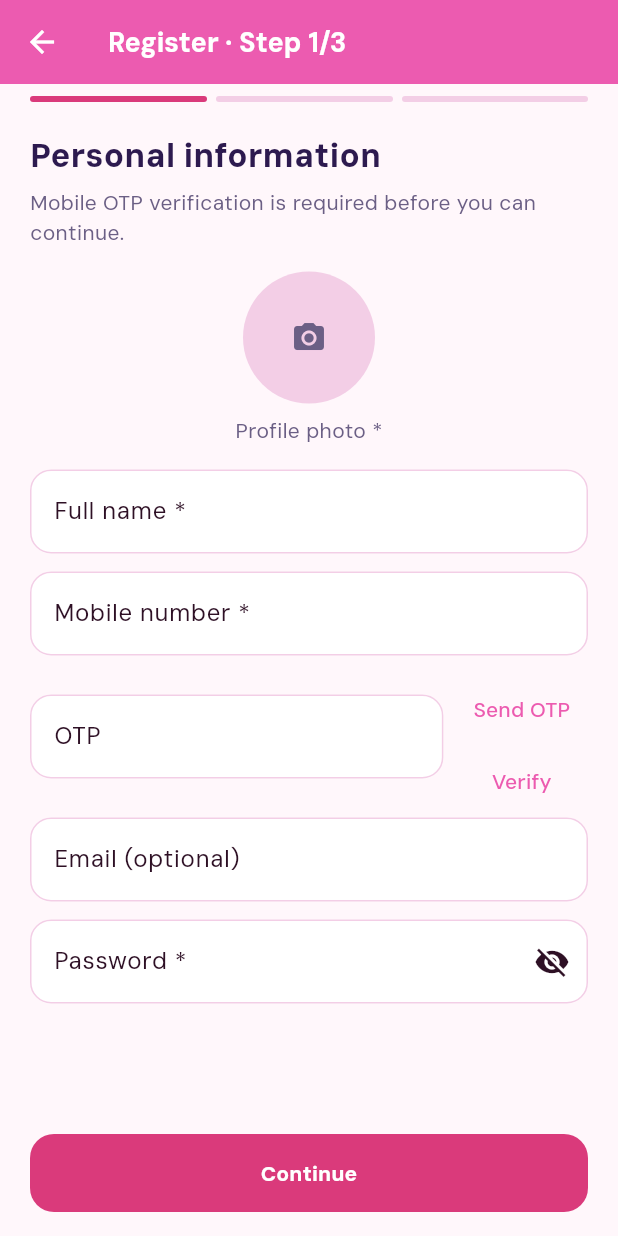
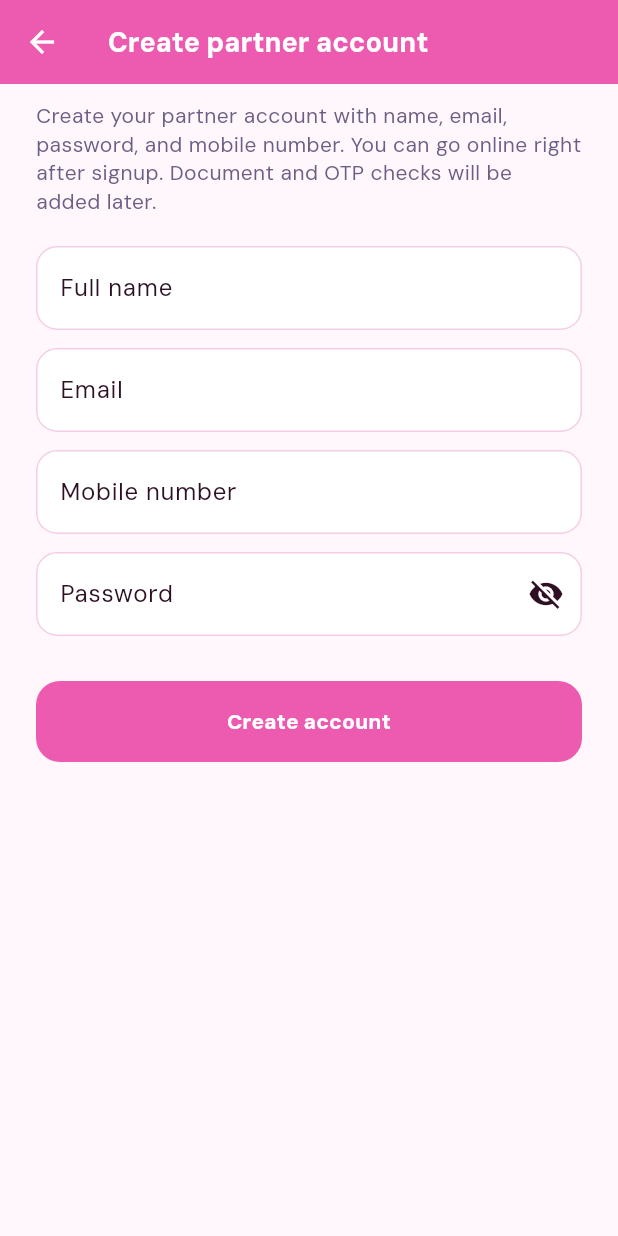
Before and after one commit to sirigunipe00/sheetal_delivery_app, a Flutter app: the screen it shows after launch, after a tap on "Register as delivery partner", on a phone screen of 412 x 824 dp. Run offline on Flutter 3.47's test engine with Material 3 defaults, Android fonts, the phone set to English and light mode, and no system bars; our stand-ins replace firebase_core, firebase_messaging, flutter_local_notifications, flutter_map, geocoding, geolocator and 3 more; missing offline and left inert: flutter_ringtone_player_plus; accounts and stored records are empty.

Commit message:
registration screen issue fixed

```diff
--- a/lib/screens/auth_screen.dart
+++ b/lib/screens/auth_screen.dart
@@ -2,7 +2,7 @@ import 'package:flutter/material.dart';
 import 'package:flutter/services.dart';
 import 'package:sheetal_driver_app/core/app_colors.dart';
 import 'package:sheetal_driver_app/core/format.dart';
-import 'package:sheetal_driver_app/screens/register_wizard_screen.dart';
+import 'package:sheetal_driver_app/screens/register_screen.dart';
 import 'package:sheetal_driver_app/state/driver_scope.dart';
 
 class AuthScreen extends StatefulWidget {
@@ -67,7 +67,7 @@ class _AuthScreenState extends State<AuthScreen> {
               ),
               const SizedBox(height: 6),
               const Text(
-                'Log in after registration. New partners must complete OTP + documents and wait for admin approval before going online.',
+                'Log in with the email and password you used to register. New partners can create an account with name, email, password, and mobile number.',
                 style: TextStyle(color: AppColors.muted, fontSize: 15, height: 1.35),
               ),
               const SizedBox(height: 28),
@@ -111,7 +111,7 @@ class _AuthScreenState extends State<AuthScreen> {
               OutlinedButton(
                 onPressed: () {
                   Navigator.of(context).push(
-                    MaterialPageRoute(builder: (_) => const RegisterWizardScreen()),
+                    MaterialPageRoute(builder: (_) => const RegisterScreen()),
                   );
                 },
                 style: OutlinedButton.styleFrom(
--- /dev/null
+++ b/lib/screens/register_screen.dart
@@ -0,0 +1,159 @@
+import 'package:flutter/material.dart';
+import 'package:sheetal_driver_app/core/app_colors.dart';
+import 'package:sheetal_driver_app/core/format.dart';
+import 'package:sheetal_driver_app/models/driver_profile.dart';
+import 'package:sheetal_driver_app/state/driver_scope.dart';
+
+class RegisterScreen extends StatefulWidget {
+  const RegisterScreen({super.key});
+
+  @override
+  State<RegisterScreen> createState() => _RegisterScreenState();
+}
+
+class _RegisterScreenState extends State<RegisterScreen> {
+  final _name = TextEditingController();
+  final _email = TextEditingController();
+  final _phone = TextEditingController();
+  final _password = TextEditingController();
+  bool _hidePassword = true;
+  String? _error;
+
+  @override
+  void dispose() {
+    _name.dispose();
+    _email.dispose();
+    _phone.dispose();
+    _password.dispose();
+    super.dispose();
+  }
+
+  Future<void> _submit() async {
+    final name = _name.text.trim();
+    final email = _email.text.trim();
+    final phone = _phone.text.replaceAll(RegExp(r'[^0-9]'), '');
+    final password = _password.text;
+    String? error;
+    if (name.length < 2) {
+      error = 'Enter your full name.';
+    } else if (!email.contains('@') || !email.contains('.')) {
+      error = 'Enter a valid email.';
+    } else if (phone.length < 10) {
+      error = 'Enter a valid 10-digit mobile number.';
+    } else if (password.length < 6) {
+      error = 'Password must be at least 6 characters.';
+    }
+    setState(() => _error = error);
+    if (error != null) return;
+
+    final draft = DriverRegistrationDraft()
+      ..fullName = name
+      ..email = email
+      ..phone = phone
+      ..password = password;
+
+    try {
+      await DriverScope.of(context).registerPartner(draft);
+      if (!mounted) return;
+      if (!mounted) return;
+      Navigator.of(context).pop();
+    } catch (failure) {
+      if (!mounted) return;
+      setState(() => _error = explainError(failure));
+    }
+  }
+
+  @override
+  Widget build(BuildContext context) {
+    final session = DriverScope.of(context);
+    return Scaffold(
+      appBar: AppBar(title: const Text('Create partner account')),
+      body: SafeArea(
+        child: ListView(
+          padding: const EdgeInsets.fromLTRB(24, 12, 24, 24),
+          children: [
+            const Text(
+              'Create your partner account with name, email, password, and mobile number. You can go online right after signup. Document and OTP checks will be added later.',
+              style: TextStyle(color: AppColors.muted, height: 1.35),
+            ),
+            const SizedBox(height: 20),
+            _Field(controller: _name, label: 'Full name', textInputAction: TextInputAction.next),
+            _Field(
+              controller: _email,
+              label: 'Email',
+              keyboardType: TextInputType.emailAddress,
+              textInputAction: TextInputAction.next,
+            ),
+            _Field(
+              controller: _phone,
+              label: 'Mobile number',
+              keyboardType: TextInputType.phone,
+              textInputAction: TextInputAction.next,
+            ),
+            _Field(
+              controller: _password,
+              label: 'Password',
+              obscure: _hidePassword,
+              textInputAction: TextInputAction.done,
+              suffix: IconButton(
+                onPressed: () => setState(() => _hidePassword = !_hidePassword),
+                icon: Icon(_hidePassword ? Icons.visibility_off : Icons.visibility),
+              ),
+            ),
+            if (_error != null) ...[
+              const SizedBox(height: 4),
+              Text(_error!, style: const TextStyle(color: AppColors.danger, height: 1.3)),
+            ],
+            const SizedBox(height: 18),
+            FilledButton(
+              onPressed: session.busy ? null : _submit,
+              style: FilledButton.styleFrom(
+                backgroundColor: AppColors.hotPink,
+                minimumSize: const Size.fromHeight(54),
+              ),
+              child: session.busy
+                  ? const SizedBox(
+                      width: 22,
+                      height: 22,
+                      child: CircularProgressIndicator(strokeWidth: 2, color: Colors.white),
+                    )
+                  : const Text('Create account'),
+            ),
+          ],
+        ),
+      ),
+    );
+  }
+}
+
+class _Field extends StatelessWidget {
+  const _Field({
+    required this.controller,
+    required this.label,
+    this.keyboardType,
+    this.obscure = false,
+    this.suffix,
+    this.textInputAction,
+  });
+
+  final TextEditingController controller;
+  final String label;
+  final TextInputType? keyboardType;
+  final bool obscure;
+  final Widget? suffix;
+  final TextInputAction? textInputAction;
+
+  @override
+  Widget build(BuildContext context) {
+    return Padding(
+      padding: const EdgeInsets.only(bottom: 12),
+      child: TextField(
+        controller: controller,
+        keyboardType: keyboardType,
+        obscureText: obscure,
+        textInputAction: textInputAction,
+        decoration: InputDecoration(labelText: label, suffixIcon: suffix),
+      ),
+    );
+  }
+}
```
Also changed, not shown: lib/state/driver_session.dart (+17 -65 lines), 2 other files.
